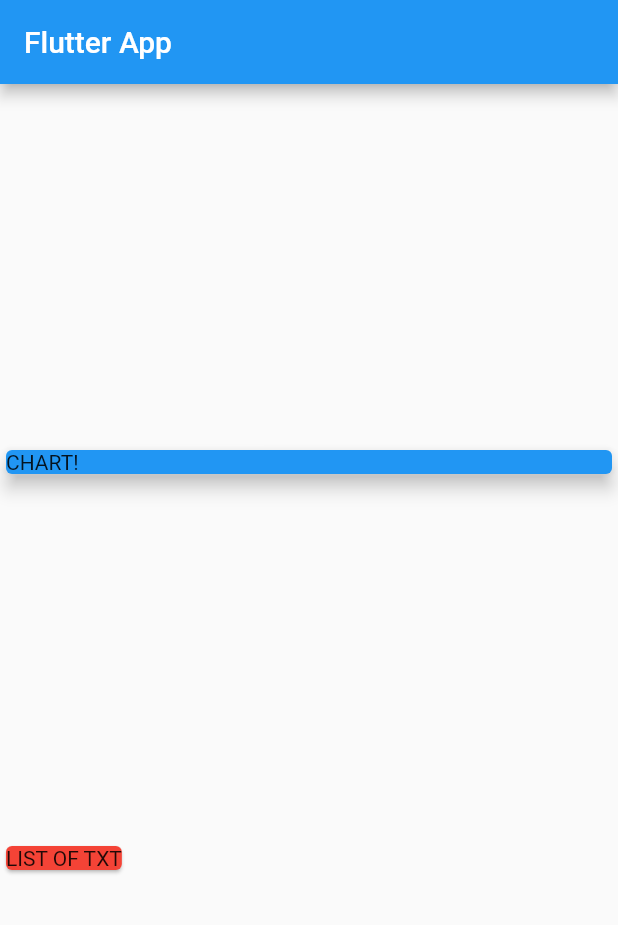
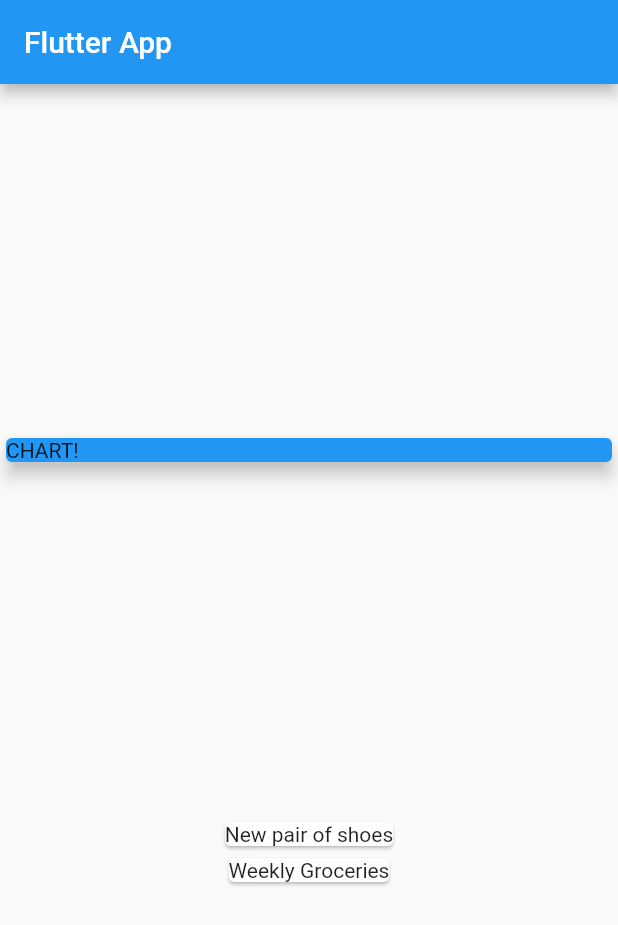
Before and after one commit to FlorianFeka/flutterUdemy, a Flutter app: the screen it shows after launch, on a phone screen of 412 x 824 dp. Shown: the top 925 px of the screen. Run offline on Flutter 3.47's test engine with Material 2 defaults, Android fonts, the phone set to English and light mode, and no system bars.

Commit message:
74. Mapping Data Into Widgets

```diff
--- a/personal_expenses_app/lib/main.dart
+++ b/personal_expenses_app/lib/main.dart
@@ -42,7 +42,6 @@ class MyHomePage extends StatelessWidget {
       ),
       body: Column(
           mainAxisAlignment: MainAxisAlignment.spaceEvenly,
-          crossAxisAlignment: CrossAxisAlignment.start,
           children: <Widget>[
             Container(
               width: double.infinity,
@@ -52,9 +51,12 @@ class MyHomePage extends StatelessWidget {
                 elevation: 5,
               ),
             ),
-            Card(
-              color: Colors.red,
-              child: Text('LIST OF TXT'),
+            Column(
+              children: transactions.map((tx) {
+                return Card(
+                  child: Text(tx.titel),
+                );
+              }).toList(),
             )
           ]),
     );
```
